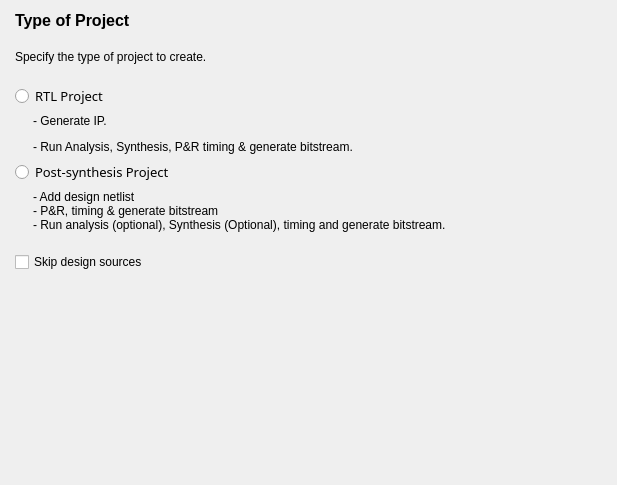
Qt form src/NewProject/project_type_form.ui (os-fpga/FOEDAG) before a commit.
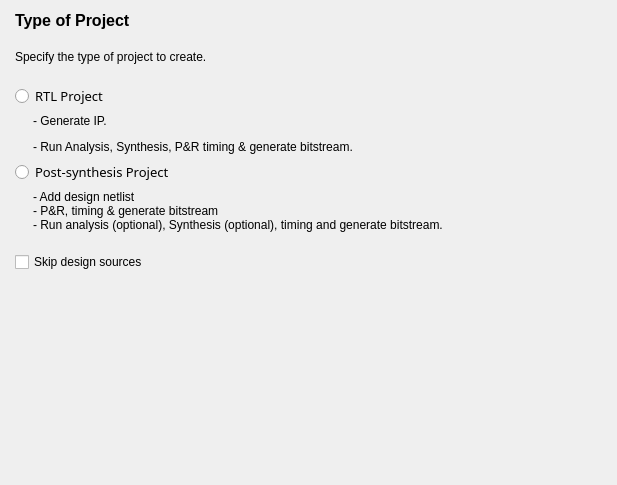
The same form after that commit.

```diff
--- a/src/NewProject/project_type_form.ui
+++ b/src/NewProject/project_type_form.ui
@@ -146,7 +146,7 @@
            <property name="text">
             <string>- Add design netlist
 - P&amp;R, timing &amp; generate bitstream
-- Run analysis (optional), Synthesis (Optional), timing and generate bitstream.</string>
+- Run analysis (optional), Synthesis (optional), timing and generate bitstream.</string>
            </property>
            <property name="wordWrap">
             <bool>true</bool>
```
